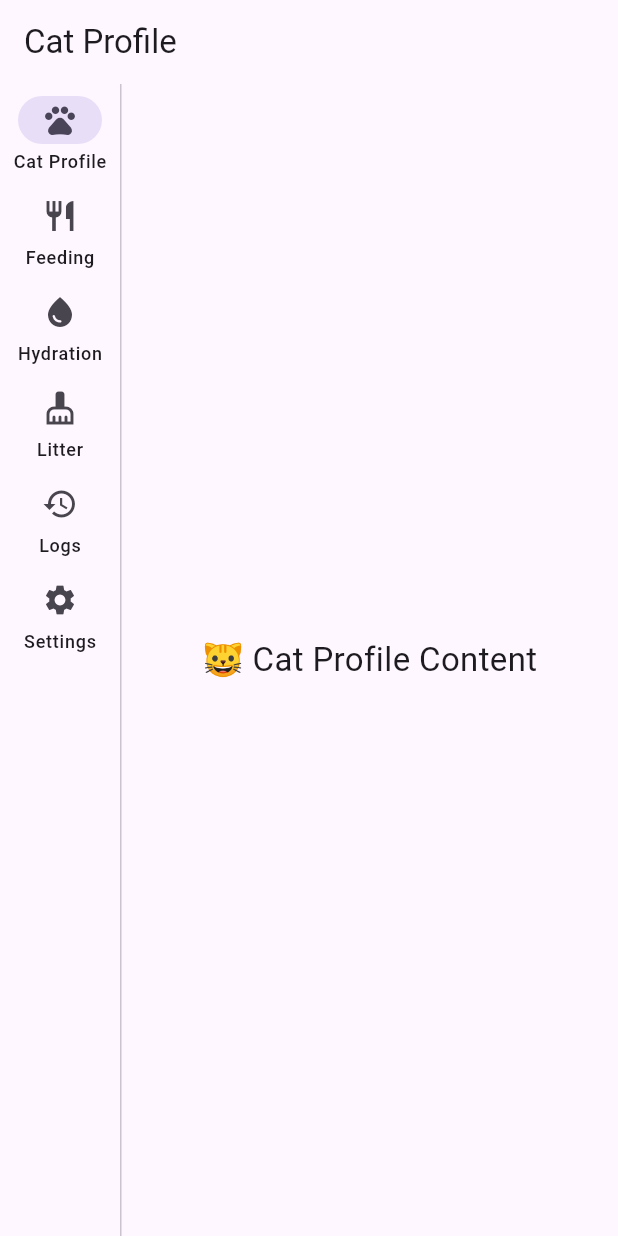
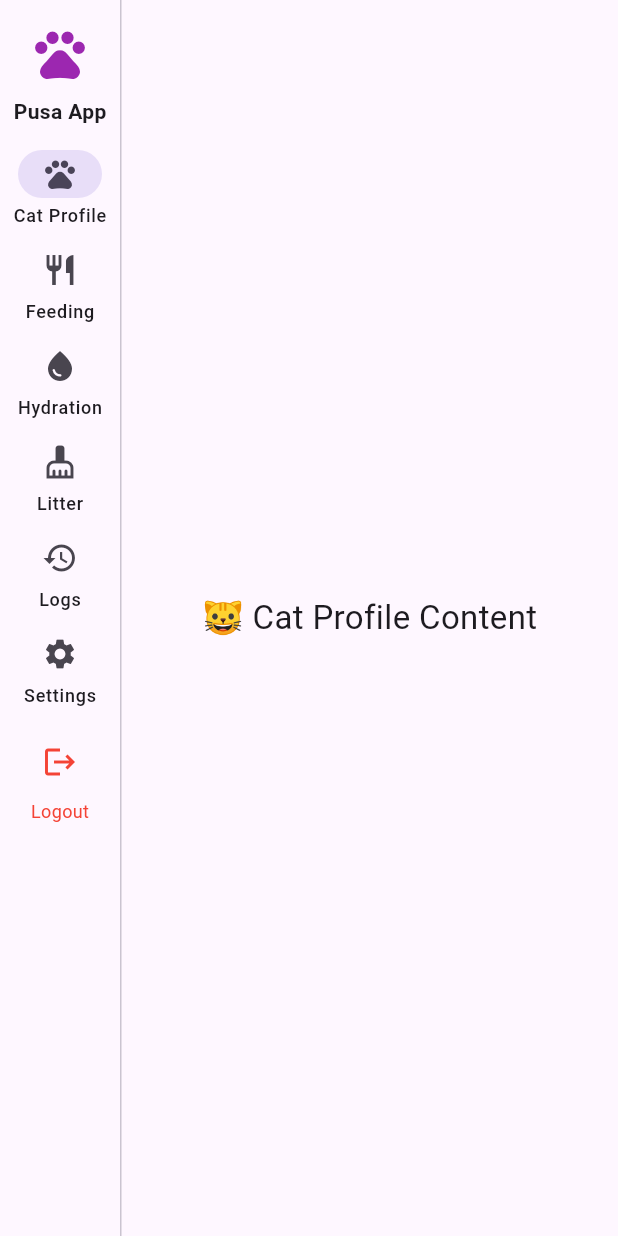
Before and after one commit to ProjectNEKKO/MEOW-HUB_A-THESIS-PROJECT, a Flutter app: the HomeScreen screen opened directly, on a phone screen of 412 x 824 dp. Run offline on Flutter 3.47's test engine with Material 3 defaults, Android fonts, the light colour scheme and no system bars; our stand-ins replace cloud_firestore, equatable, firebase_auth, firebase_core, flutter_bloc, shared_preferences; accounts and stored records are empty.

Commit message:
Addition of Log Out button

```diff
--- a/lib/screens/home/home_screen.dart
+++ b/lib/screens/home/home_screen.dart
@@ -1,4 +1,10 @@
 import 'package:flutter/material.dart';
+import 'package:flutter_bloc/flutter_bloc.dart';
+import 'package:pusa_app/blocs/auth/auth_bloc.dart';
+import 'package:pusa_app/blocs/auth/auth_event.dart';
+import 'package:pusa_app/blocs/auth/auth_state.dart';
+import 'package:pusa_app/screens/auth/login_screen.dart';
+
 import 'cat_profile_screen.dart';
 import 'feeding_screen.dart';
 import 'hydration_screen.dart';
@@ -25,21 +31,20 @@ class _HomeScreenState extends State<HomeScreen> {
     SettingsScreen(),
   ];
 
-  final List<String> _titles = const [
-    "Cat Profile",
-    "Feeding",
-    "Hydration",
-    "Litter",
-    "Activity Logs",
-    "Settings",
-  ];
-
   @override
   Widget build(BuildContext context) {
-    return Scaffold(
-      appBar: AppBar(
-        title: Text(_titles[_selectedIndex]),
-      ),
+    return BlocListener<AuthBloc, AuthState>(
+      listener: (context, state) {
+        if (state is AuthUnauthenticated) {
+          // ✅ Redirect to Login when logged out
+          Navigator.pushAndRemoveUntil(
+            context,
+            MaterialPageRoute(builder: (_) => const LoginScreen()),
+            (route) => false,
+          );
+        }
+      },
+      child: Scaffold(
         body: Row(
           children: [
             NavigationRail(
@@ -48,6 +53,40 @@ class _HomeScreenState extends State<HomeScreen> {
                 setState(() => _selectedIndex = index);
               },
               labelType: NavigationRailLabelType.all,
+
+              // ✅ Header
+              leading: Padding(
+                padding: const EdgeInsets.all(8.0),
+                child: Column(
+                  children: const [
+                    Icon(Icons.pets, size: 40, color: Colors.purple),
+                    SizedBox(height: 8),
+                    Text(
+                      "Pusa App",
+                      style: TextStyle(fontWeight: FontWeight.bold),
+                    ),
+                  ],
+                ),
+              ),
+              trailing: Padding(
+                padding: const EdgeInsets.only(bottom: 16.0),
+                child: Column(
+                  mainAxisSize: MainAxisSize.min, // ✅ prevent overflow
+                  children: [
+                    IconButton(
+                      icon: const Icon(Icons.logout, color: Colors.red),
+                      tooltip: "Logout",
+                      onPressed: () {
+                        context.read<AuthBloc>().add(AuthLogoutRequested());
+                      },
+                    ),
+                    const Text(
+                      "Logout",
+                      style: TextStyle(color: Colors.red, fontSize: 12),
+                    ),
+                  ],
+                ),
+              ),
               destinations: const [
                 NavigationRailDestination(
                   icon: Icon(Icons.pets),
@@ -81,6 +120,7 @@ class _HomeScreenState extends State<HomeScreen> {
             ),
           ],
         ),
+      ),
     );
   }
 }
```
Lines whose indentation alone changed are shown as unchanged.
